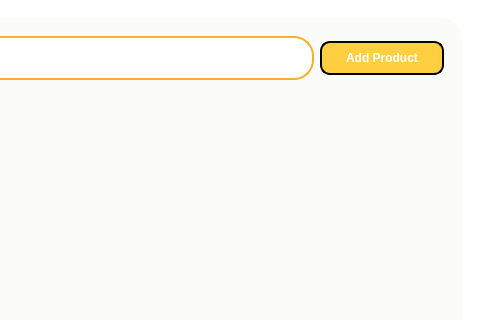
Qt form SPCK/GUI/admin.ui (MaiNgocChau9/Python-App-Instance) before a commit; both pictures show x 534 to 1014 and y 0 to 320 of the 1014 by 611 pixel window.
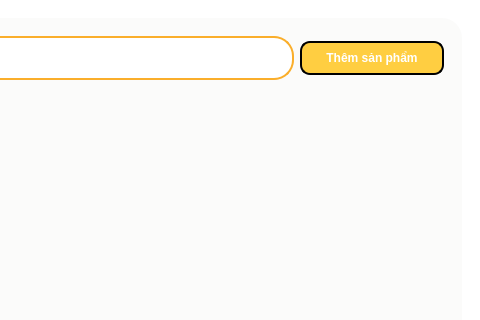
The same form after that commit. The open tabs and pages were chosen to show the change. Icons and pictures are not drawn.

```diff
--- a/SPCK/GUI/admin.ui
+++ b/SPCK/GUI/admin.ui
@@ -762,8 +762,8 @@
 	color: white;
 	max-height: 30px;
 	min-height: 30px;
-	max-width: 120px;
-	min-width: 120px;
+	max-width: 140px;
+	min-width: 140px;
 	margin-bottom: 0px;
 	margin-top: 5px;
 }
@@ -793,7 +793,7 @@
 }</string>
                 </property>
                 <property name="text">
-                 <string>Add Product</string>
+                 <string>Thêm sản phẩm</string>
                 </property>
                </widget>
               </item>
```
Left out of the diff: 18 changed lines with no effect on the pictures.
